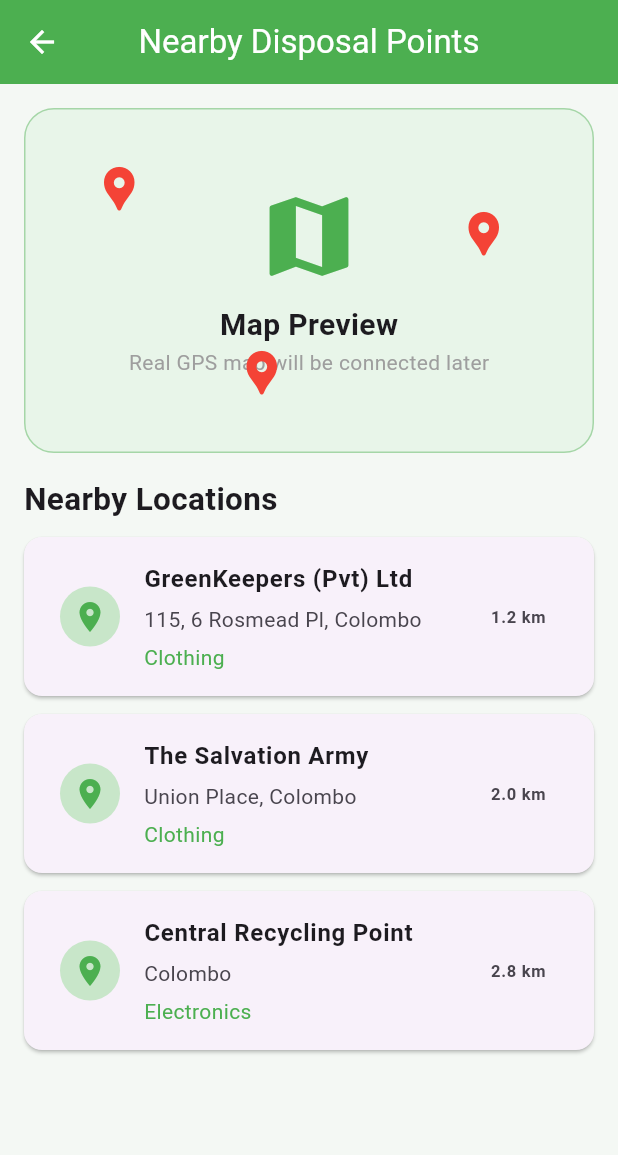
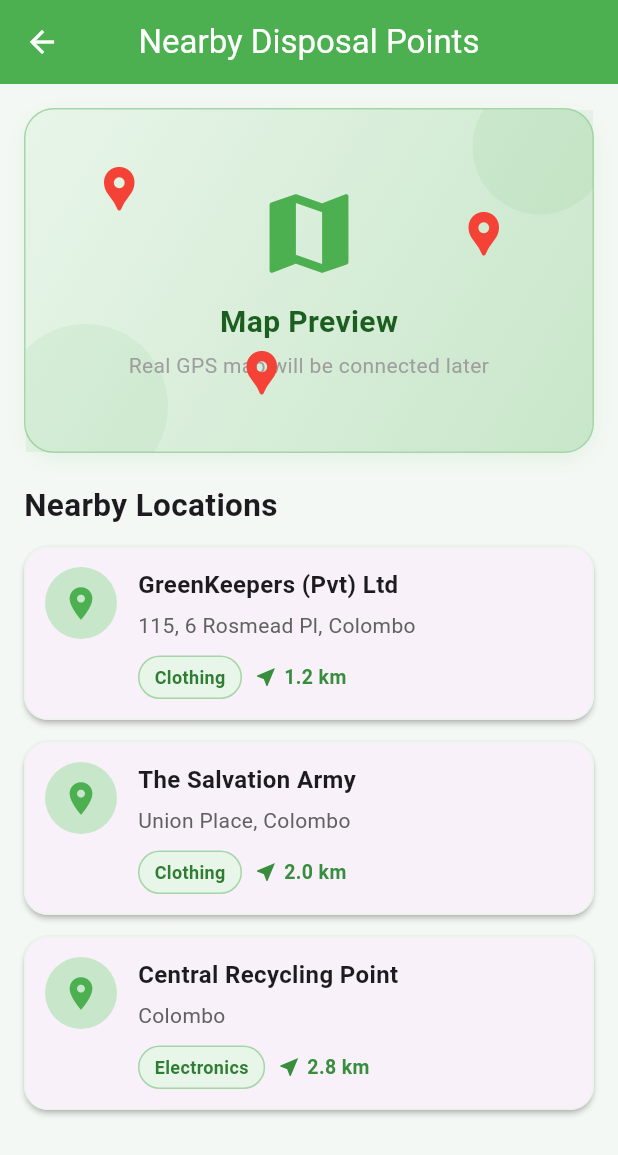
Before and after one commit to AAKP03/WasteWise, a Flutter app: the MapScreen screen opened directly, on a phone screen of 412 x 824 dp. Shown: the top 1155 px of the screen. Run offline on Flutter 3.47's test engine with Material 3 defaults, Android fonts, the phone set to English and light mode, and no system bars; our stand-ins replace sqflite; accounts and stored records are empty.

Commit message:
refactor: enhance MapScreen UI with gradient background and improved layout for map preview

```diff
--- a/lib/screens/map_screen.dart
+++ b/lib/screens/map_screen.dart
@@ -34,19 +34,59 @@
         backgroundColor: Colors.green,
         foregroundColor: Colors.white,
       ),
-      body: Column(
+      body: SafeArea(
+        child: Column(
+          crossAxisAlignment: CrossAxisAlignment.start,
           children: [
+            // Static Map Preview (improved Week 1 placeholder)
             Container(
               width: double.infinity,
               height: 230,
-            margin: const EdgeInsets.all(16),
+              margin: const EdgeInsets.fromLTRB(16, 16, 16, 12),
               decoration: BoxDecoration(
-              color: Colors.green.shade50,
+                gradient: LinearGradient(
+                  begin: Alignment.topLeft,
+                  end: Alignment.bottomRight,
+                  colors: [Colors.green.shade50, Colors.green.shade100],
+                ),
                 borderRadius: BorderRadius.circular(20),
                 border: Border.all(color: Colors.green.shade200),
+                boxShadow: [
+                  BoxShadow(
+                    color: Colors.green.withValues(alpha: 0.1),
+                    blurRadius: 12,
+                    offset: const Offset(0, 4),
+                  ),
+                ],
               ),
               child: Stack(
                 children: [
+                  // Soft decorative circles for map-like feel
+                  Positioned(
+                    top: -20,
+                    right: -10,
+                    child: Container(
+                      width: 90,
+                      height: 90,
+                      decoration: BoxDecoration(
+                        shape: BoxShape.circle,
+                        color: Colors.green.withValues(alpha: 0.08),
+                      ),
+                    ),
+                  ),
+                  Positioned(
+                    bottom: -25,
+                    left: -15,
+                    child: Container(
+                      width: 110,
+                      height: 110,
+                      decoration: BoxDecoration(
+                        shape: BoxShape.circle,
+                        color: Colors.green.withValues(alpha: 0.08),
+                      ),
+                    ),
+                  ),
+
                   const Center(
                     child: Column(
                       mainAxisAlignment: MainAxisAlignment.center,
@@ -58,93 +98,163 @@
                           style: TextStyle(
                             fontSize: 20,
                             fontWeight: FontWeight.bold,
+                            color: Color(0xFF1B5E20),
                           ),
                         ),
+                        SizedBox(height: 4),
                         Text(
                           'Real GPS map will be connected later',
+                          textAlign: TextAlign.center,
                           style: TextStyle(color: Colors.grey),
                         ),
                       ],
                     ),
                   ),
 
+                  // Existing static location markers
                   const Positioned(
                     top: 35,
                     left: 45,
-                  child: Icon(Icons.location_pin, color: Colors.red, size: 35),
+                    child: Icon(
+                      Icons.location_pin,
+                      color: Colors.red,
+                      size: 35,
                     ),
-
+                  ),
                   const Positioned(
                     top: 65,
                     right: 55,
-                  child: Icon(Icons.location_pin, color: Colors.red, size: 35),
+                    child: Icon(
+                      Icons.location_pin,
+                      color: Colors.red,
+                      size: 35,
                     ),
-
+                  ),
                   const Positioned(
                     bottom: 35,
                     left: 140,
-                  child: Icon(Icons.location_pin, color: Colors.red, size: 35),
+                    child: Icon(
+                      Icons.location_pin,
+                      color: Colors.red,
+                      size: 35,
+                    ),
                   ),
                 ],
               ),
             ),
 
             const Padding(
-            padding: EdgeInsets.symmetric(horizontal: 16),
-            child: Row(
-              children: [
-                Text(
+              padding: EdgeInsets.fromLTRB(16, 8, 16, 0),
+              child: Text(
                 'Nearby Locations',
                 style: TextStyle(fontSize: 21, fontWeight: FontWeight.bold),
               ),
-              ],
-            ),
             ),
 
-          const SizedBox(height: 10),
+            const SizedBox(height: 12),
 
             Expanded(
               child: ListView.builder(
-              padding: const EdgeInsets.symmetric(horizontal: 16),
+                padding: const EdgeInsets.fromLTRB(16, 0, 16, 16),
                 itemCount: disposalPoints.length,
                 itemBuilder: (context, index) {
                   final point = disposalPoints[index];
 
                   return Card(
-                  margin: const EdgeInsets.only(bottom: 12),
+                    elevation: 1.5,
+                    margin: const EdgeInsets.only(bottom: 14),
+                    shape: RoundedRectangleBorder(
+                      borderRadius: BorderRadius.circular(16),
+                      side: BorderSide(color: Colors.green.shade50),
+                    ),
                     child: Padding(
-                    padding: const EdgeInsets.all(8),
-                    child: ListTile(
-                      leading: CircleAvatar(
+                      padding: const EdgeInsets.all(14),
+                      child: Row(
+                        crossAxisAlignment: CrossAxisAlignment.start,
+                        children: [
+                          CircleAvatar(
+                            radius: 24,
                             backgroundColor: Colors.green.shade100,
                             child: const Icon(
                               Icons.location_on,
                               color: Colors.green,
+                              size: 26,
                             ),
                           ),
-                      title: Text(
-                        point['name']!,
-                        style: const TextStyle(fontWeight: FontWeight.bold),
-                      ),
-                      subtitle: Column(
+                          const SizedBox(width: 14),
+                          Expanded(
+                            child: Column(
                               crossAxisAlignment: CrossAxisAlignment.start,
                               children: [
-                          const SizedBox(height: 5),
-
-                          Text(point['address']!),
-
-                          const SizedBox(height: 5),
-
                                 Text(
+                                  point['name']!,
+                                  style: const TextStyle(
+                                    fontWeight: FontWeight.bold,
+                                    fontSize: 16,
+                                  ),
+                                ),
+                                const SizedBox(height: 6),
+                                Text(
+                                  point['address']!,
+                                  style: TextStyle(
+                                    color: Colors.grey.shade700,
+                                    fontSize: 14,
+                                  ),
+                                ),
+                                const SizedBox(height: 10),
+                                Wrap(
+                                  spacing: 8,
+                                  runSpacing: 8,
+                                  crossAxisAlignment: WrapCrossAlignment.center,
+                                  children: [
+                                    // Category chip/badge
+                                    Container(
+                                      padding: const EdgeInsets.symmetric(
+                                        horizontal: 10,
+                                        vertical: 5,
+                                      ),
+                                      decoration: BoxDecoration(
+                                        color: Colors.green.shade50,
+                                        borderRadius: BorderRadius.circular(20),
+                                        border: Border.all(
+                                          color: Colors.green.shade200,
+                                        ),
+                                      ),
+                                      child: Text(
                                         point['category']!,
-                            style: const TextStyle(color: Colors.green),
+                                        style: TextStyle(
+                                          color: Colors.green.shade800,
+                                          fontSize: 12,
+                                          fontWeight: FontWeight.w600,
+                                        ),
+                                      ),
+                                    ),
+                                    // Distance with icon
+                                    Row(
+                                      mainAxisSize: MainAxisSize.min,
+                                      children: [
+                                        Icon(
+                                          Icons.near_me,
+                                          size: 16,
+                                          color: Colors.green.shade700,
+                                        ),
+                                        const SizedBox(width: 4),
+                                        Text(
+                                          point['distance']!,
+                                          style: TextStyle(
+                                            fontWeight: FontWeight.bold,
+                                            color: Colors.green.shade700,
+                                            fontSize: 13,
+                                          ),
                                         ),
                                       ],
                                     ),
-                      trailing: Text(
-                        point['distance']!,
-                        style: const TextStyle(fontWeight: FontWeight.bold),
+                                  ],
                                 ),
+                              ],
+                            ),
+                          ),
+                        ],
                       ),
                     ),
                   );
@@ -153,6 +263,7 @@
             ),
           ],
         ),
+      ),
     );
   }
 }
```
Lines whose indentation alone changed are shown as unchanged.
